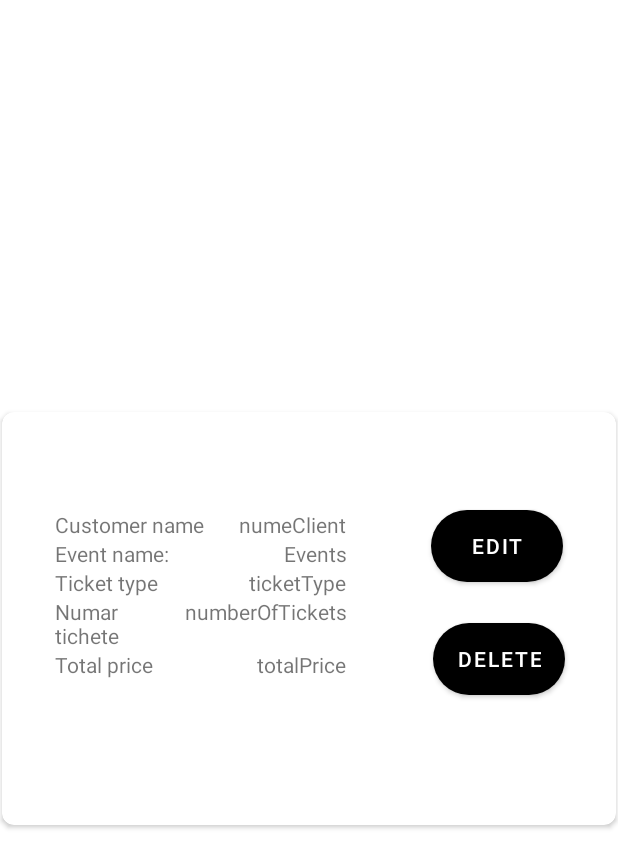
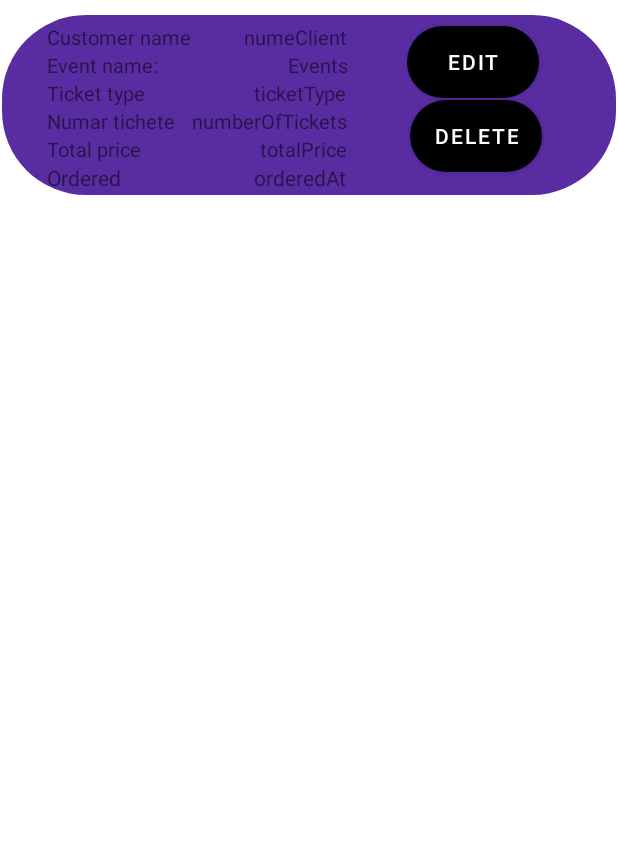
Before and after one commit to ChasmY/en-summer-apprentice-android, an Android app: the layout order_recycler.xml on its own in the app's theme, with its tools: preview values and no code run, on a phone screen of 412 x 824 dp. Shown: the top 868 px of the screen. Run offline under Robolectric (Android 15) with nearby library versions, the phone set to English and light mode, and no system bars.

Commit message:
estetic_events&orders_done

```diff
--- a/app/src/main/java/com/example/ticketingapp/Adapter/EventAdapter.java
+++ b/app/src/main/java/com/example/ticketingapp/Adapter/EventAdapter.java
@@ -35,8 +35,7 @@ public class EventAdapter extends RecyclerView.Adapter<EventViewHolder> {
     public EventViewHolder onCreateViewHolder(@NonNull ViewGroup parent, int viewType) {
         View itemView = LayoutInflater.from(parent.getContext())
                 .inflate(R.layout.recycler_view_row, parent, false);
-        return new EventViewHolder(itemView );
-//        return new EventViewHolder(LayoutInflater.from(context).inflate(R.layout.recycler_view_row,parent,false));
+        return new EventViewHolder(itemView);
 
     }
 
@@ -73,7 +72,6 @@ public class EventAdapter extends RecyclerView.Adapter<EventViewHolder> {
         builder.setView(dialogView);
         AlertDialog alertDialog = builder.create();
 
-        // Get references to views inside the dialog
         Spinner dropdownSpinner = dialogView.findViewById(R.id.dialogDropDownSpinner);
         EditText quantityInput = dialogView.findViewById(R.id.dialogNumberInput);
         Button buyButton = dialogView.findViewById(R.id.buyButton);
--- a/app/src/main/java/com/example/ticketingapp/EventActivity.java
+++ b/app/src/main/java/com/example/ticketingapp/EventActivity.java
@@ -58,7 +58,7 @@ public class EventActivity extends AppCompatActivity {
 
             @Override
             public void onFailure(Call<List<EventDto>> call, Throwable t) {
-                Log.d("call", "Failed: " + t.toString());
+                Log.d("Events call", "Failed: " + t.toString());
             }
         });
     }
@@ -70,6 +70,4 @@ public class EventActivity extends AppCompatActivity {
         recyclerView.setAdapter(eventAdapter);
     }
 
-
-
 }
--- a/app/src/main/java/com/example/ticketingapp/Model/Dto/EventDto.java
+++ b/app/src/main/java/com/example/ticketingapp/Model/Dto/EventDto.java
@@ -68,6 +68,7 @@ public class EventDto implements Serializable {
     }
 
 
+    @SuppressLint("DiscouragedApi")
     public Integer getEventImage(Context context, String eventName) {
         // Assuming that the image resource IDs in res/drawable have names corresponding to event names
         String imageName = name.toLowerCase().replace(" ", "_"); // Replace spaces with underscores
--- a/app/src/main/java/com/example/ticketingapp/Model/TicketCategory.java
+++ b/app/src/main/java/com/example/ticketingapp/Model/TicketCategory.java
@@ -29,8 +29,7 @@ public class TicketCategory {
         this.price = price;
     }
 
-    public TicketCategory(Integer ticketCategoryId, String description, int price) {
-        this.ticketCategoryId = ticketCategoryId;
+    public TicketCategory(String description, int price) {
         this.description = description;
         this.price = price;
     }
--- a/app/src/main/java/com/example/ticketingapp/OrderActivity.java
+++ b/app/src/main/java/com/example/ticketingapp/OrderActivity.java
@@ -34,6 +34,7 @@ public class OrderActivity extends AppCompatActivity {
         super.onCreate(savedInstanceState);
         setContentView(R.layout.activity_order);
 
+        this.setTitle("Orders");
         getOrders();
 
     }
@@ -57,7 +58,7 @@ public class OrderActivity extends AppCompatActivity {
 
             @Override
             public void onFailure(Call<List<OrderDto>> call, Throwable t) {
-                Log.d("call", "Failed: " + t.toString());
+                Log.d("Orders call", "Failed: " + t.toString());
             }
         });
     }
--- /dev/null
+++ b/app/src/main/res/drawable/rounded_background_events.xml
@@ -0,0 +1,5 @@
+<!-- res/drawable/rounded_background.xml -->
+<shape xmlns:android="http://schemas.android.com/apk/res/android">
+    <solid android:color="#592ca2" />
+    <corners android:radius="56dp" />
+</shape>
--- /dev/null
+++ b/app/src/main/res/drawable/rounded_background_orders.xml
@@ -0,0 +1,9 @@
+<!-- res/drawable/rounded_background.xml -->
+<shape xmlns:android="http://schemas.android.com/apk/res/android">
+    <solid android:color="#592ca2" />
+    <corners android:radius="56dp" />
+    <size
+        android:height="211dp"
+        android:width="409dp"
+        />
+</shape>
--- a/app/src/main/res/layout/order_recycler.xml
+++ b/app/src/main/res/layout/order_recycler.xml
@@ -1,42 +1,43 @@
 <?xml version="1.0" encoding="utf-8"?>
 <androidx.constraintlayout.widget.ConstraintLayout xmlns:android="http://schemas.android.com/apk/res/android"
     xmlns:app="http://schemas.android.com/apk/res-auto"
-    xmlns:tools="http://schemas.android.com/tools"
     android:layout_width="match_parent"
-    android:layout_height="match_parent">
+    android:layout_height="wrap_content">
 
-    <androidx.cardview.widget.CardView
+    <LinearLayout
         android:id="@+id/cardView"
         android:layout_width="409dp"
-        android:layout_height="wrap_content"
-        app:cardCornerRadius="8dp"
+        android:layout_height="120dp"
+        android:textAlignment="center"
+        android:layout_marginTop="10dp"
+        android:layout_marginBottom="10dp"
         app:layout_constraintBottom_toBottomOf="parent"
         app:layout_constraintEnd_toEndOf="parent"
         app:layout_constraintStart_toStartOf="parent"
-        app:layout_constraintTop_toTopOf="parent"
-      >
+        app:layout_constraintTop_toTopOf="parent">
 
         <androidx.constraintlayout.widget.ConstraintLayout
             android:layout_width="match_parent"
-        android:layout_height="275dp"
+            android:layout_height="120dp"
+            android:layout_marginBottom="5dp"
+            android:background="@drawable/rounded_background_orders"
+
             app:layout_constraintBottom_toTopOf="@+id/cardView"
             app:layout_constraintEnd_toEndOf="parent"
             app:layout_constraintStart_toStartOf="parent"
-        app:layout_constraintTop_toTopOf="parent"
-        app:cardCornerRadius="25dp"
-        app:cardElevation="10dp"
-        >
+            app:layout_constraintTop_toTopOf="parent">
+
 
             <LinearLayout
-            android:layout_width="match_parent"
-            android:layout_height="match_parent"
-            android:layout_marginStart="35dp"
-            android:layout_marginTop="65dp"
-            android:layout_marginEnd="180dp"
-            android:layout_marginBottom="50dp"
+                android:layout_width="0dp"
+                android:layout_height="wrap_content"
+                android:layout_marginStart="30dp"
+
+
+                android:layout_marginTop="5dp"
                 android:orientation="vertical"
-
-            >
+                app:layout_constraintStart_toStartOf="parent"
+                app:layout_constraintTop_toTopOf="parent">
 
                 <LinearLayout
                     android:layout_width="match_parent"
@@ -45,18 +46,20 @@
 
                     <TextView
                         android:id="@+id/textView5"
-                    android:layout_width="wrap_content"
-                    android:layout_height="wrap_content"
+                        android:layout_width="100dp"
+                        android:layout_height="match_parent"
                         android:layout_weight="1"
-                    android:text="@string/customer_name" />
+                        android:text="@string/customer_name"
+                        android:textSize="13sp" />
 
                     <TextView
                         android:id="@+id/textView3"
-                    android:layout_width="wrap_content"
+                        android:layout_width="100dp"
                         android:layout_height="wrap_content"
                         android:layout_weight="1"
                         android:text="@string/numeclient"
-                    android:textAlignment="textEnd" />
+                        android:textAlignment="textEnd"
+                        android:textSize="13sp" />
                 </LinearLayout>
 
                 <LinearLayout
@@ -69,7 +72,8 @@
                         android:layout_width="wrap_content"
                         android:layout_height="wrap_content"
                         android:layout_weight="1"
-                    android:text="@string/event_name" />
+                        android:text="@string/event_name"
+                        android:textSize="13sp" />
 
                     <TextView
                         android:id="@+id/textView15"
@@ -77,7 +81,8 @@
                         android:layout_height="wrap_content"
                         android:layout_weight="1"
                         android:text="@string/events"
-                    android:textAlignment="textEnd" />
+                        android:textAlignment="textEnd"
+                        android:textSize="13sp" />
                 </LinearLayout>
 
                 <LinearLayout
@@ -90,14 +95,16 @@
                         android:layout_width="0dp"
                         android:layout_height="wrap_content"
                         android:layout_weight="1"
-                    android:text="@string/ticket_type" />
+                        android:text="@string/ticket_type"
+                        android:textSize="13sp" />
 
                     <TextView
                         android:id="@+id/textView6"
                         android:layout_width="wrap_content"
                         android:layout_height="wrap_content"
                         android:text="@string/tickettype"
-                    android:textAlignment="center" />
+                        android:textAlignment="center"
+                        android:textSize="13sp" />
                 </LinearLayout>
 
                 <LinearLayout
@@ -110,35 +117,38 @@
                         android:layout_width="0dp"
                         android:layout_height="wrap_content"
                         android:layout_weight="1"
-                    android:text="@string/numar_tichete" />
+                        android:text="@string/numar_tichete"
+                        android:textSize="13sp" />
 
                     <TextView
                         android:id="@+id/textView7"
                         android:layout_width="wrap_content"
                         android:layout_height="wrap_content"
                         android:text="@string/numberoftickets"
-                    android:textAlignment="center" />
+                        android:textAlignment="center"
+                        android:textSize="13sp" />
                 </LinearLayout>
 
                 <LinearLayout
                     android:layout_width="match_parent"
                     android:layout_height="match_parent"
-                android:orientation="horizontal"
-                >
+                    android:orientation="horizontal">
 
                     <TextView
                         android:id="@+id/textView12"
                         android:layout_width="0dp"
                         android:layout_height="wrap_content"
                         android:layout_weight="1"
-                    android:text="Total price" />
+                        android:text="Total price"
+                        android:textSize="13sp" />
 
                     <TextView
                         android:id="@+id/textView8"
                         android:layout_width="wrap_content"
                         android:layout_height="wrap_content"
                         android:text="totalPrice"
-                    android:textAlignment="center" />
+                        android:textAlignment="center"
+                        android:textSize="13sp" />
                 </LinearLayout>
 
                 <LinearLayout
@@ -166,29 +176,29 @@
                 android:layout_width="wrap_content"
                 android:layout_height="wrap_content"
                 android:background="@drawable/rounded"
-            android:text="Edit"
+                android:text="@string/edit"
                 app:layout_constraintBottom_toBottomOf="parent"
                 app:layout_constraintEnd_toEndOf="parent"
-            app:layout_constraintHorizontal_bias="0.891"
+                app:layout_constraintHorizontal_bias="0.841"
                 app:layout_constraintStart_toStartOf="parent"
                 app:layout_constraintTop_toTopOf="parent"
-            app:layout_constraintVertical_bias="0.286" />
+                app:layout_constraintVertical_bias="0.098" />
 
             <Button
                 android:id="@+id/deleteButton"
                 android:layout_width="wrap_content"
                 android:layout_height="wrap_content"
                 android:background="@drawable/rounded"
-            android:text="Delete"
+                android:text="@string/delete"
                 android:textColorHint="@android:color/holo_red_light"
                 app:layout_constraintBottom_toBottomOf="parent"
                 app:layout_constraintEnd_toEndOf="parent"
-            app:layout_constraintHorizontal_bias="0.894"
+                app:layout_constraintHorizontal_bias="0.846"
                 app:layout_constraintStart_toStartOf="parent"
                 app:layout_constraintTop_toBottomOf="@+id/editButton"
-            app:layout_constraintVertical_bias="0.242" />
+                app:layout_constraintVertical_bias="0.08" />
 
 
         </androidx.constraintlayout.widget.ConstraintLayout>
-    </androidx.cardview.widget.CardView>
+    </LinearLayout>
 </androidx.constraintlayout.widget.ConstraintLayout>
--- a/app/src/main/res/values/strings.xml
+++ b/app/src/main/res/values/strings.xml
@@ -15,4 +15,6 @@
     <string name="numberoftickets">numberOfTickets</string>
     <string name="ordered">Ordered</string>
     <string name="orderedat">orderedAt</string>
+    <string name="delete">Delete</string>
+    <string name="edit">Edit</string>
 </resources>
```
Also changed, not shown: app/src/main/java/com/example/ticketingapp/Adapter/OrderAdapter.java (+14 -35 lines), app/src/main/java/com/example/ticketingapp/Model/Customer.java (added, +27 -0 lines), app/src/main/java/com/example/ticketingapp/Model/Dto/OrderDto.java (+14 -9 lines), app/src/main/java/com/example/ticketingapp/ViewHolder/OrderViewHolder.java (added, +27 -0 lines), app/src/main/res/layout/activity_event.xml (+8 -1 lines), app/src/main/res/layout/activity_order.xml (+19 -6 lines), app/src/main/res/layout/recycler_view_row.xml (+43 -27 lines). Lines whose indentation alone changed are shown as unchanged.
